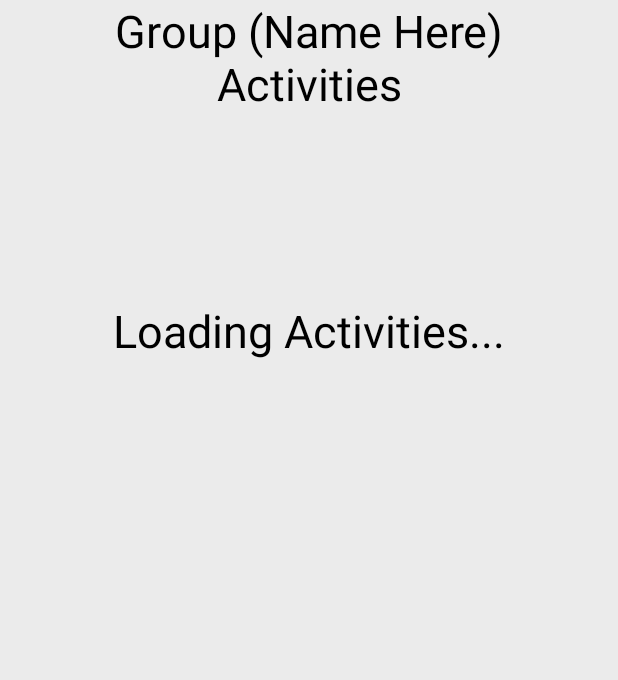
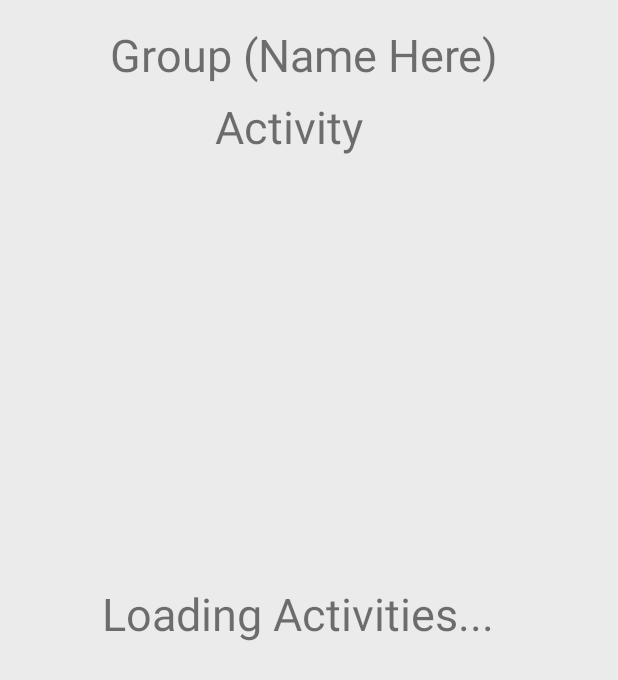
Before and after one commit to JHiggins26/FamilyConnectApp-1, an Android app: the layout displayactivitiestab.xml on its own in the app's theme, with its tools: preview values and no code run, on a phone screen of 412 x 824 dp. Shown: the top 680 px of the screen. Run offline under Robolectric (Android 15) with nearby library versions, the phone set to English and light mode, and no system bars.

Commit message:
Fixed Display activities page to Constraint layout

```diff
--- a/app/src/main/java/familyconnect/familyconnect/DisplayActivitiesTab.java
+++ b/app/src/main/java/familyconnect/familyconnect/DisplayActivitiesTab.java
@@ -36,7 +36,7 @@ import familyconnect.familyconnect.json.FamilyConnectActivitiesHttpResponse;
 public class DisplayActivitiesTab extends Fragment {
 
     private static ListView scrollView;
-    //private TextView loadingText;
+    private TextView loadingText;
     private RequestQueue queue;
     private boolean GET = false;
     private List<String> jsonArray;
@@ -47,10 +47,10 @@ public class DisplayActivitiesTab extends Fragment {
     @Override
     public View onCreateView(LayoutInflater inflater, ViewGroup container,
                              Bundle savedInstanceState) {
-        View rootView = inflater.inflate(R.layout.testconstraint, container, false);
+        View rootView = inflater.inflate(R.layout.displayactivitiestab, container, false);
 
         scrollView = rootView.findViewById(R.id.activityScroll);
-        //loadingText = rootView.findViewById(R.id.loading);
+        loadingText = rootView.findViewById(R.id.loading);
 
         jsonArray = new ArrayList<String>();
         activityList = new ArrayList<Activity>();
@@ -222,7 +222,7 @@ public class DisplayActivitiesTab extends Fragment {
                 super.onPostExecute(bitmap);
 
                 //Deletes the Loading Text when Activities appear
-                //loadingText.setText("");
+                loadingText.setText("");
 
                 ArrayAdapter<String> arrayAdapter = new ArrayAdapter<String>(getActivity().getApplicationContext(),
                             R.layout.displayactivitylist, R.id.listText, jsonArray);
--- a/app/src/main/res/layout/displayactivitiestab.xml
+++ b/app/src/main/res/layout/displayactivitiestab.xml
@@ -1,97 +1,73 @@
-<RelativeLayout xmlns:android="http://schemas.android.com/apk/res/android"
+<?xml version="1.0" encoding="utf-8"?>
+<android.support.constraint.ConstraintLayout xmlns:android="http://schemas.android.com/apk/res/android"
+    xmlns:app="http://schemas.android.com/apk/res-auto"
     xmlns:tools="http://schemas.android.com/tools"
+    android:id="@+id/relativeLayout"
     android:layout_width="match_parent"
     android:layout_height="match_parent"
-    tools:context="familyconnect.familyconnect.GroupedActivities$PlaceholderFragment">
-
-    <RelativeLayout
-        android:layout_width="368dp"
-        android:layout_height="495dp"
-        android:orientation="horizontal"
-        android:id="@+id/profileSection"
-        tools:layout_editor_absoluteY="8dp"
-        tools:layout_editor_absoluteX="8dp"
-        android:layout_alignParentEnd="true"
-        android:layout_alignParentBottom="true"
-        android:layout_alignParentStart="true"
-        android:layout_alignParentTop="true">
-
-        <ImageView
-            android:id="@+id/grayBGimage"
-            android:background="#ebebeb"
-            android:layout_width="match_parent"
-            android:layout_height="325dp"
-            android:scaleType="fitXY"
-            android:layout_alignParentEnd="true"
-            android:layout_alignParentBottom="true"
-            android:layout_alignParentTop="true">
-
-        </ImageView>
-
-        <TextView
-            android:id="@+id/groupsTitle"
-            android:layout_width="match_parent"
-            android:layout_height="wrap_content"
-            android:text="Group (Name Here)"
-            android:textAlignment="center"
-            android:textColor="#000000"
-            android:layout_marginTop="0dp"
-            android:textSize="30dp"
-            android:fontFamily=""
-            android:layout_alignTop="@+id/linearLayout"
-            android:layout_alignParentStart="true" />
-
-        <TextView
-            android:id="@+id/activitiesTitle"
-            android:layout_width="match_parent"
-            android:layout_height="wrap_content"
-            android:text="Activities"
-            android:textAlignment="center"
-            android:textColor="#000000"
-            android:layout_marginTop="35dp"
-            android:textSize="30dp"
-            android:fontFamily=""
-            android:layout_alignTop="@+id/linearLayout"
-            android:layout_alignParentStart="true" />
-
-        <TextView
-            android:id="@+id/loading"
-            android:layout_width="match_parent"
-            android:layout_height="wrap_content"
-            android:text="Loading Activities..."
-            android:textAlignment="center"
-            android:textColor="#000000"
-            android:layout_marginTop="200dp"
-            android:textSize="30dp"
-            android:fontFamily=""
-            android:layout_alignTop="@+id/linearLayout"
-            android:layout_alignParentStart="true" />
-
-        <LinearLayout
-            android:layout_width="fill_parent"
-            android:layout_height="fill_parent"
-            android:layout_marginLeft="16dp"
-            android:layout_marginRight="16dp"
-            android:orientation="vertical"
-            android:id="@+id/linearLayout"
-            android:layout_alignParentTop="true">
+    android:background="#ebebeb"
+    tools:context="familyconnect.familyconnect.GroupedActivities$PlaceholderFragment"
+    tools:layout_editor_absoluteY="81dp">
 
 
-            <ListView
-                android:id="@+id/activityScroll"
-                android:layout_width="match_parent"
-                android:layout_height="match_parent"
-                android:layout_marginTop="90dp"
-                android:layout_marginBottom="50dp"
-                android:layout_weight="1"
-                android:text="Loading Activities...">
+    <TextView
+        android:id="@+id/loading"
+        android:layout_width="276dp"
+        android:layout_height="47dp"
+        android:text="Loading Activities..."
+        android:textSize="30dp"
+        app:layout_constraintBottom_toBottomOf="parent"
+        app:layout_constraintLeft_toLeftOf="parent"
+        app:layout_constraintRight_toRightOf="parent"
+        app:layout_constraintTop_toTopOf="parent" />
+
+    <TextView
+        android:id="@+id/activitiesTitle"
+        android:layout_width="125dp"
+        android:layout_height="48dp"
+        android:layout_marginBottom="8dp"
+        android:layout_marginEnd="8dp"
+        android:layout_marginStart="8dp"
+        android:layout_marginTop="8dp"
+        android:text="Activity"
+        android:textSize="30dp"
+        app:layout_constraintBottom_toTopOf="@+id/activityScroll"
+        app:layout_constraintEnd_toEndOf="parent"
+        app:layout_constraintStart_toStartOf="parent"
+        app:layout_constraintTop_toTopOf="parent"
+        app:layout_constraintVertical_bias="1.0" />
+
+    <ListView
+        android:id="@+id/activityScroll"
+        android:layout_width="0dp"
+        android:layout_height="0dp"
+        android:layout_marginEnd="8dp"
+        android:layout_marginStart="8dp"
+        android:layout_marginTop="120dp"
+        android:textSize="30dp"
+        app:layout_constraintBottom_toBottomOf="parent"
+        app:layout_constraintEnd_toEndOf="parent"
+        app:layout_constraintStart_toStartOf="parent"
+        app:layout_constraintTop_toTopOf="parent">
 
 
-            </ListView>
-        </LinearLayout>
+    </ListView>
+
+    <TextView
+        android:id="@+id/groupsTitle"
+        android:layout_width="265dp"
+        android:layout_height="58dp"
+        android:layout_marginBottom="8dp"
+        android:layout_marginEnd="8dp"
+        android:layout_marginStart="8dp"
+        android:layout_marginTop="16dp"
+        android:text="Group (Name Here)"
+        android:textSize="30dp"
+        app:layout_constraintBottom_toTopOf="@+id/activityScroll"
+        app:layout_constraintEnd_toEndOf="parent"
+        app:layout_constraintStart_toStartOf="parent"
+        app:layout_constraintTop_toTopOf="parent"
+        app:layout_constraintVertical_bias="0.0" />
 
 
-
-</RelativeLayout>
-
-</RelativeLayout>
+</android.support.constraint.ConstraintLayout>
--- a/app/src/main/res/layout/testconstraint.xml
+++ /dev/null
@@ -1,43 +0,0 @@
-<?xml version="1.0" encoding="utf-8"?>
-<android.support.constraint.ConstraintLayout xmlns:android="http://schemas.android.com/apk/res/android"
-    xmlns:app="http://schemas.android.com/apk/res-auto"
-    xmlns:tools="http://schemas.android.com/tools"
-    android:layout_width="match_parent"
-    android:layout_height="match_parent"
-    tools:context="familyconnect.familyconnect.GroupedActivities$PlaceholderFragment"
-    tools:layout_editor_absoluteY="81dp">
-
-
-    <ImageView
-        android:id="@+id/grayBGimage"
-        android:layout_width="411dp"
-        android:layout_height="603dp"
-        android:background="#ebebeb"
-        app:layout_constraintBottom_toBottomOf="parent"
-        app:layout_constraintEnd_toEndOf="parent"
-        app:layout_constraintStart_toStartOf="parent"
-        app:layout_constraintTop_toTopOf="parent"
-        app:layout_constraintVertical_bias="1.0"></ImageView>
-
-
-    <ListView
-        android:id="@+id/activityScroll"
-        android:layout_width="379dp"
-        android:layout_height="350dp"
-        android:text="Loading Activities..."
-        tools:layout_editor_absoluteX="16dp"
-        tools:layout_editor_absoluteY="159dp">
-
-
-    </ListView>
-
-    <TextView
-        android:id="@+id/textView"
-        android:layout_width="wrap_content"
-        android:layout_height="wrap_content"
-        android:text="Activity"
-        tools:layout_editor_absoluteX="182dp"
-        tools:layout_editor_absoluteY="57dp" />
-
-
-</android.support.constraint.ConstraintLayout>
```
